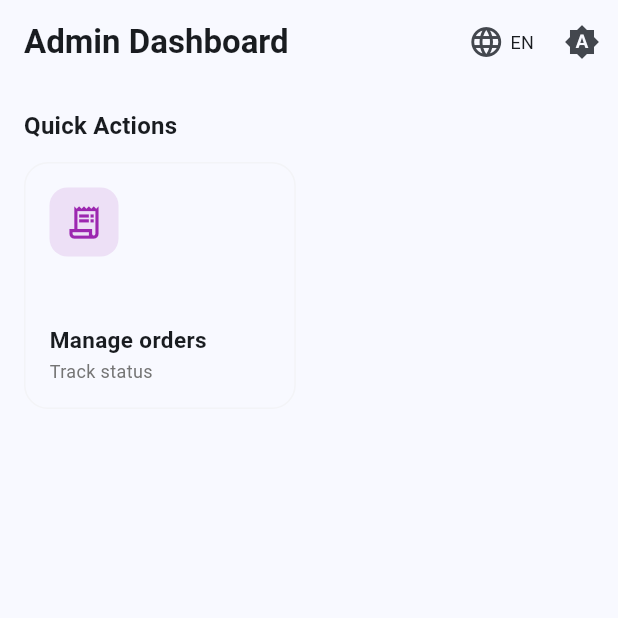
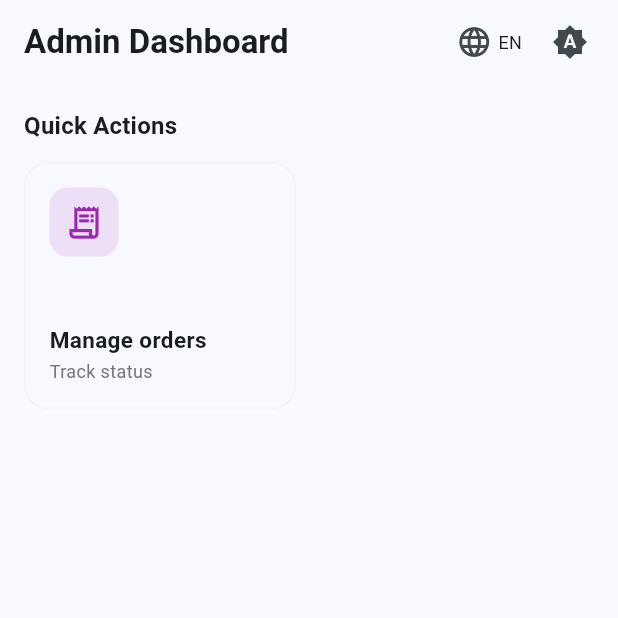
Before and after one commit to Nanaika/qde_bahor, a Flutter app: the HomePageAdmin screen opened by its route, on a phone screen of 412 x 824 dp, the top half of it. Run offline on Flutter 3.47's test engine with Material 3 defaults, Android fonts, the phone set to English and light mode, and no system bars; our stand-ins replace cloud_firestore, connectivity_plus, dio, easy_localization, equatable, file_picker and 10 more; missing offline and left inert: dart:js_interop; accounts and stored records are empty; network calls fail.

Commit message:
fix minor

```diff
--- a/assets/translations/en.json
+++ b/assets/translations/en.json
@@ -75,7 +75,7 @@
   "Weight (Gross / Net)": "Weight (Gross / Net)",
   "Products: ": "Products: ",
   "order_number_title": "Order #{id}",
-  "You don\\'t have any orders yet": "You don\\'t have any orders yet",
+  "You do not have any orders yet": "You don\\'t have any orders yet",
   "My Orders": "My Orders",
   "User is no authorized": "User is no authorized",
   "Add to Cart": "Add to Cart",
--- a/assets/translations/ru.json
+++ b/assets/translations/ru.json
@@ -75,7 +75,7 @@
   "Weight (Gross / Net)": "Вес (Брутто / Нетто)",
   "Products: ": "Товары: ",
   "order_number_title": "Заказ #{id}",
-  "You don\\'t have any orders yet": "У вас пока нет заказов",
+  "You do not have any orders yet": "У вас пока нет заказов",
   "My Orders": "Мои заказы",
   "User is no authorized": "Пользователь не авторизован",
   "Add to Cart": "В корзину",
--- a/assets/translations/uz.json
+++ b/assets/translations/uz.json
@@ -75,7 +75,7 @@
   "Weight (Gross / Net)": "Og'irlik (Brutto / Netto)",
   "Products: ": "Mahsulotlar: ",
   "order_number_title": "Buyurtma #{id}",
-  "You don\\'t have any orders yet": "Hozircha buyurtmalaringiz yo'q",
+  "You do not have any orders yet": "Hozircha buyurtmalaringiz yo'q",
   "My Orders": "Mening buyurtmalarim",
   "User is no authorized": "Foydalanuvchi avtorizatsiyadan o'tmagan",
   "Add to Cart": "Savatga qo'shish",
--- a/lib/features/admin/presentation/home_page_admin.dart
+++ b/lib/features/admin/presentation/home_page_admin.dart
@@ -46,7 +46,10 @@ class _HomePageAdminState extends State<HomePageAdmin> {
         ),
         actions: const [
           LanguageToggle(),
-          ThemeToggle(),
+          Padding(
+            padding: EdgeInsets.only(right: 8.0),
+            child: ThemeToggle(),
+          ),
         ],
         elevation: 0,
         centerTitle: false,
--- a/lib/features/client/presentation/orders_page.dart
+++ b/lib/features/client/presentation/orders_page.dart
@@ -36,7 +36,7 @@ class OrdersPage extends StatelessWidget {
       create: (context) => ClientOrdersBloc()..add(SubscribeToClientOrdersEvent(userId!)),
       child: Scaffold(
         appBar: AppBar(
-          title: Text('My Orders'.tr(), style: const TextStyle(fontWeight: FontWeight.bold)),
+          title: Text('My Orders'.tr(context: context), style: const TextStyle(fontWeight: FontWeight.bold)),
           automaticallyImplyLeading: false,
           elevation: 0,
         ),
@@ -65,7 +65,7 @@ class OrdersPage extends StatelessWidget {
               if (state.orders.isEmpty) {
                 return Center(
                   child: Text(
-                    'You don\'t have any orders yet'.tr(),
+                    'You do not have any orders yet'.tr(),
                     style: const TextStyle(fontSize: 16, color: Colors.grey),
                   ),
                 );
```
